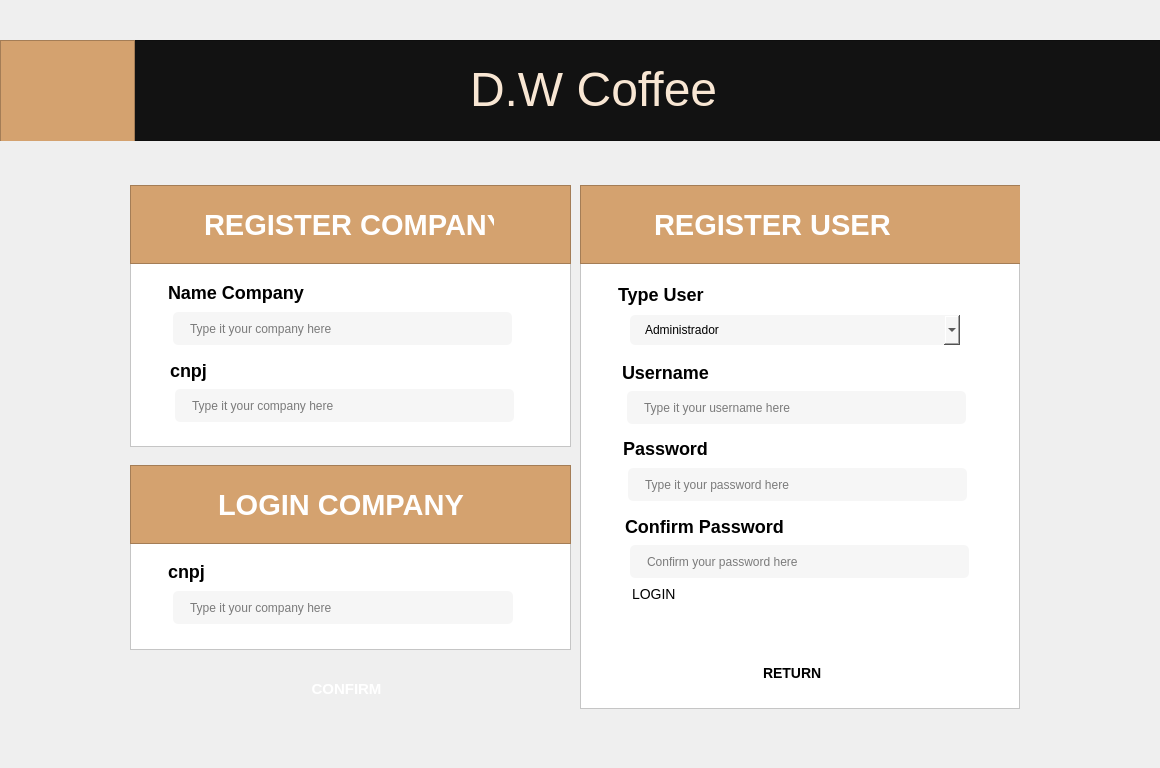
Above: pages/register/register.ui from daniwells/DWCoffee-PDV before the change. Below: the same form after it.
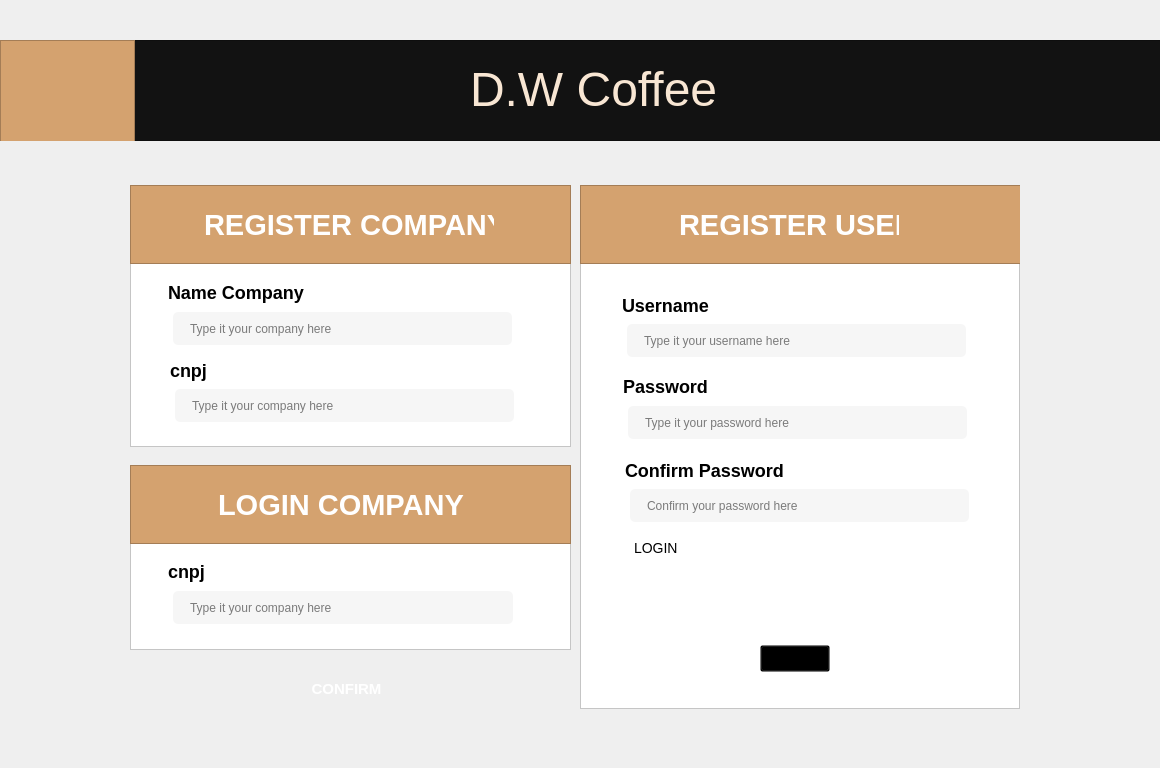
That is the form after the change. Icons and pictures are not drawn.

The edit to the form file:
```diff
--- a/pages/register/register.ui
+++ b/pages/register/register.ui
@@ -367,9 +367,9 @@
     <widget class="QLabel" name="label_8">
      <property name="geometry">
       <rect>
-       <x>74</x>
+       <x>99</x>
        <y>4</y>
-       <width>290</width>
+       <width>220</width>
        <height>73</height>
       </rect>
      </property>
@@ -383,29 +383,11 @@
      </property>
     </widget>
    </widget>
-   <widget class="QLabel" name="label_9">
-    <property name="geometry">
-     <rect>
-      <x>38</x>
-      <y>94</y>
-      <width>140</width>
-      <height>31</height>
-     </rect>
-    </property>
-    <property name="styleSheet">
-     <string notr="true">border-color: transparent;
-font-size: 18px;
-font-weight: 800;</string>
-    </property>
-    <property name="text">
-     <string>Type User</string>
-    </property>
-   </widget>
    <widget class="QLineEdit" name="lineEdit_5">
     <property name="geometry">
      <rect>
       <x>47</x>
-      <y>206</y>
+      <y>139</y>
       <width>339</width>
       <height>33</height>
      </rect>
@@ -430,7 +412,7 @@
     <property name="geometry">
      <rect>
       <x>42</x>
-      <y>172</y>
+      <y>105</y>
       <width>96</width>
       <height>31</height>
      </rect>
@@ -448,7 +430,7 @@
     <property name="geometry">
      <rect>
       <x>48</x>
-      <y>283</y>
+      <y>221</y>
       <width>339</width>
       <height>33</height>
      </rect>
@@ -472,7 +454,7 @@
     <property name="geometry">
      <rect>
       <x>45</x>
-      <y>326</y>
+      <y>270</y>
       <width>160</width>
       <height>31</height>
      </rect>
@@ -491,7 +473,7 @@
     <property name="geometry">
      <rect>
       <x>43</x>
-      <y>248</y>
+      <y>186</y>
       <width>140</width>
       <height>31</height>
      </rect>
@@ -509,7 +491,7 @@
     <property name="geometry">
      <rect>
       <x>50</x>
-      <y>360</y>
+      <y>304</y>
       <width>339</width>
       <height>33</height>
      </rect>
@@ -530,43 +512,11 @@
      <string>Confirm your password here</string>
     </property>
    </widget>
-   <widget class="QComboBox" name="comboBox">
-    <property name="geometry">
-     <rect>
-      <x>50</x>
-      <y>130</y>
-      <width>330</width>
-      <height>30</height>
-     </rect>
-    </property>
-    <property name="styleSheet">
-     <string notr="true">QComboBox{
-	border-radius: 5px;
-	background-color: #F6F6F6;
-	padding-left: 15px;
-}
-
-
-QComboBox:hover{
-	border: .5px solid rgba(0, 0, 0, 1);
-}</string>
-    </property>
-    <item>
-     <property name="text">
-      <string>Administrador</string>
-     </property>
-    </item>
-    <item>
-     <property name="text">
-      <string>Usuario</string>
-     </property>
-    </item>
-   </widget>
    <widget class="QPushButton" name="pushButton_2">
     <property name="geometry">
      <rect>
       <x>137</x>
-      <y>427</y>
+      <y>409</y>
       <width>160</width>
       <height>44</height>
      </rect>
@@ -601,8 +551,8 @@
    <widget class="QLabel" name="label_13">
     <property name="geometry">
      <rect>
-      <x>52</x>
-      <y>396</y>
+      <x>54</x>
+      <y>350</y>
       <width>44</width>
       <height>25</height>
      </rect>
@@ -629,29 +579,31 @@
      <string>LOGIN</string>
     </property>
    </widget>
-   <widget class="QLabel" name="label_14">
+   <widget class="QPushButton" name="pushButton_3">
     <property name="geometry">
      <rect>
-      <x>183</x>
-      <y>472</y>
-      <width>64</width>
-      <height>31</height>
+      <x>180</x>
+      <y>460</y>
+      <width>70</width>
+      <height>27</height>
      </rect>
     </property>
     <property name="cursor">
      <cursorShape>PointingHandCursor</cursorShape>
     </property>
     <property name="styleSheet">
-     <string notr="true">QLabel{
+     <string notr="true">QPushButton{
 	border-color: transparent;
+	background-color: transparent;
+	font-weight: bold;
 	font-size: 14px;
-	font-weight: 800;
 }
 
-
-QLabel:hover{
+QPushButton:hover{
 	color: rgba(61, 21, 21, .75);
-}</string>
+}
+
+</string>
     </property>
     <property name="text">
      <string>RETURN</string>
```
Left out of the diff: 2 changed lines with no effect on the pictures.
